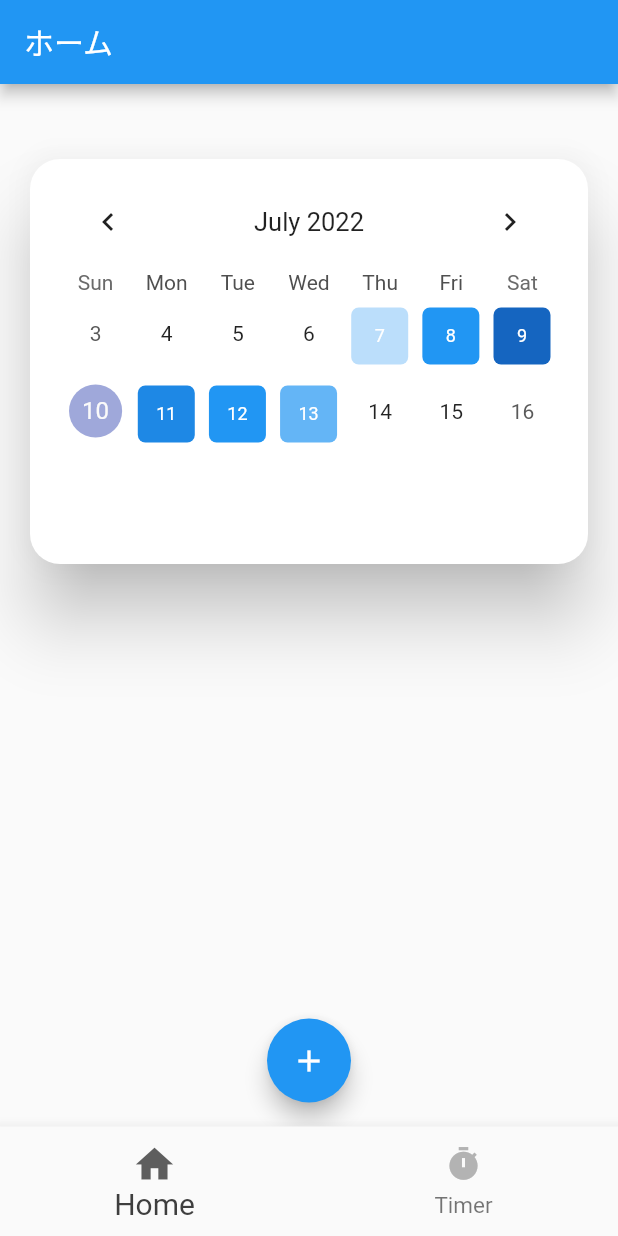
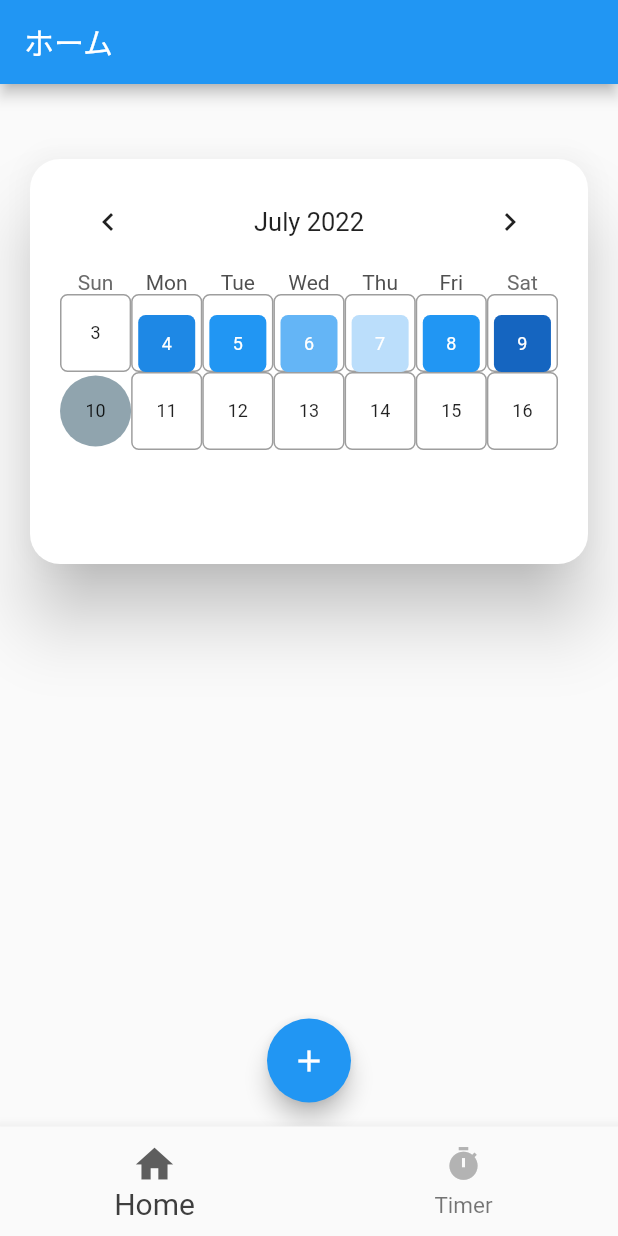
Before and after one commit to Mimimi-d/my-first-app, a Flutter app: the screen it shows after launch, on a phone screen of 412 x 824 dp. Run offline on Flutter 3.47's test engine with Material 2 defaults, Android fonts, the phone set to English and light mode, and no system bars; drawn by our look-alikes of table_calendar; our stand-ins replace cloud_firestore, firebase_auth, firebase_core, flutter_riverpod; missing offline and left inert: flutter_ringtone_player; accounts and stored records are empty.

Commit message:
calendar today to circle

```diff
--- a/lib/ui/calendar/calendar_card.dart
+++ b/lib/ui/calendar/calendar_card.dart
@@ -35,9 +35,9 @@ class _CalendarState extends State<Calendar> {
       DateTime.now().add(Duration(days: -1)): [121],
       DateTime.now().add(Duration(days: -2)): [61],
       DateTime.now().add(Duration(days: -3)): [1],
-      DateTime.now().add(Duration(days: 3)): [30],
-      DateTime.now().add(Duration(days: 2)): [60],
-      DateTime.now().add(Duration(days: 1)): [90],
+      DateTime.now().add(Duration(days: -4)): [30],
+      DateTime.now().add(Duration(days: -5)): [60],
+      DateTime.now().add(Duration(days: -6)): [90],
     };
     super.initState();
   }
@@ -126,6 +126,7 @@ class _CalendarState extends State<Calendar> {
                   focusedDay: selectedDay,
                   firstDay: DateTime(1990),
                   lastDay: DateTime(2050),
+
                   calendarFormat: format,
                   startingDayOfWeek: StartingDayOfWeek.sunday,
                   daysOfWeekVisible: true,
@@ -141,10 +142,57 @@ class _CalendarState extends State<Calendar> {
                   //   return isSameDay(selectedDay, date);
                   // },
                   calendarBuilders: CalendarBuilders(
+                    todayBuilder: (context, day, _) {
+                      return AnimatedContainer(
+                        duration: const Duration(milliseconds: 300),
+                        decoration: BoxDecoration(
+                          // shape: BoxShape.rectangle,
+                          color: Colors.blueGrey[300],
+                          shape: BoxShape.circle,
+                          // border: Border.all(),
+                          // borderRadius: BorderRadius.circular(5),
+                        ),
+                        width: 38.0,
+                        height: 38.0,
+                        child: Center(
+                          child: Text(
+                            '${DateTime.now().day}',
+                            style: TextStyle().copyWith(
+                              // color: Colors.white,
+                              fontSize: 12.0,
+                            ),
+                          ),
+                        ),
+                      );
+                    },
                     markerBuilder: (context, date, events) {
                       if (events.isNotEmpty) {
                         return _buildEventsMarker(date, events);
                       }
+                    },
+                    defaultBuilder: (context, day, _) {
+                      return AnimatedContainer(
+                        duration: const Duration(milliseconds: 300),
+                        decoration: BoxDecoration(
+                          shape: BoxShape.rectangle,
+                          border: Border.all(
+                            width: 1,
+                            color: Colors.grey,
+                          ),
+                          borderRadius: BorderRadius.circular(5),
+                        ),
+                        width: 38.0,
+                        height: 38.0,
+                        child: Center(
+                          child: Text(
+                            '${day.day}',
+                            style: TextStyle().copyWith(
+                              // color: Colors.white,
+                              fontSize: 12.0,
+                            ),
+                          ),
+                        ),
+                      );
                     },
                   ),
 
@@ -159,6 +207,7 @@ class _CalendarState extends State<Calendar> {
                     ),
                     selectedTextStyle: TextStyle(color: Colors.white),
                     // todayDecoration: BoxDecoration(
+                    //   border: Border.all(),
                     //   color: Colors.purpleAccent,
                     //   shape: BoxShape.rectangle,
                     //   borderRadius: BorderRadius.circular(5.0),
@@ -200,13 +249,16 @@ class _CalendarState extends State<Calendar> {
 }
 
 Widget _buildEventsMarker(DateTime date, List events) {
-  print(events);
-  return Positioned(
-    right: 5,
-    bottom: 5,
-    child: AnimatedContainer(
+  return AnimatedContainer(
     duration: const Duration(milliseconds: 300),
-      decoration: BoxDecoration(
+    decoration: date.day == DateTime.now().day
+        ? BoxDecoration(
+            shape: BoxShape.circle,
+            color: _colorChange(events),
+            // color: Colors.blue[300],
+            // borderRadius: BorderRadius.circular(5),
+          )
+        : BoxDecoration(
             shape: BoxShape.rectangle,
             color: _colorChange(events),
             // color: Colors.blue[300],
@@ -220,7 +272,6 @@ Widget _buildEventsMarker(DateTime date, List events) {
         style: TextStyle().copyWith(
           color: Colors.white,
           fontSize: 12.0,
-          ),
         ),
       ),
     ),
```
Lines whose indentation alone changed are shown as unchanged.
